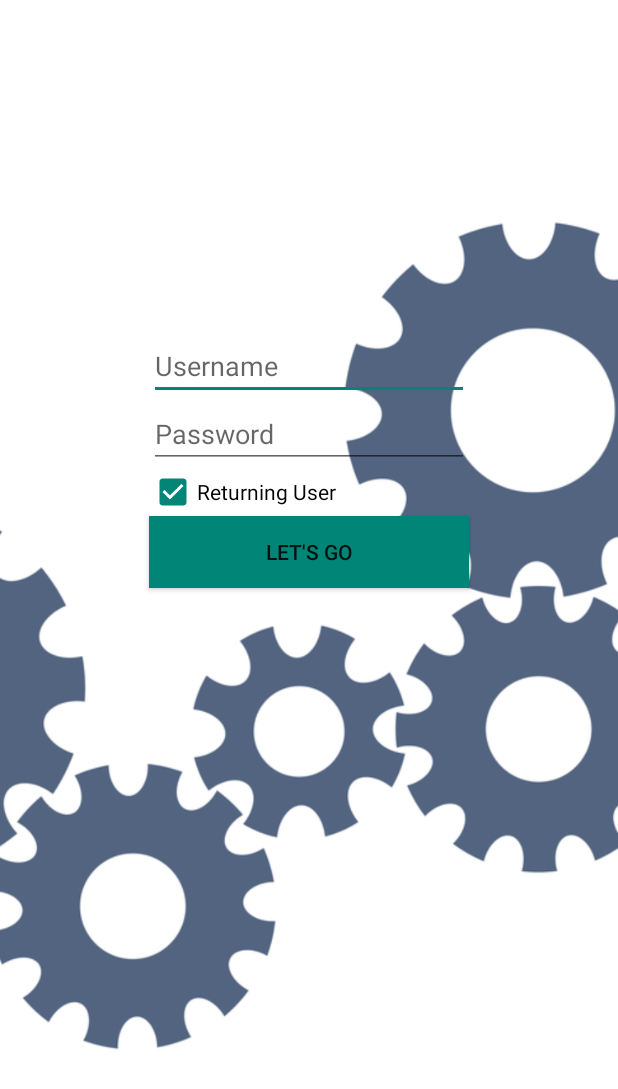
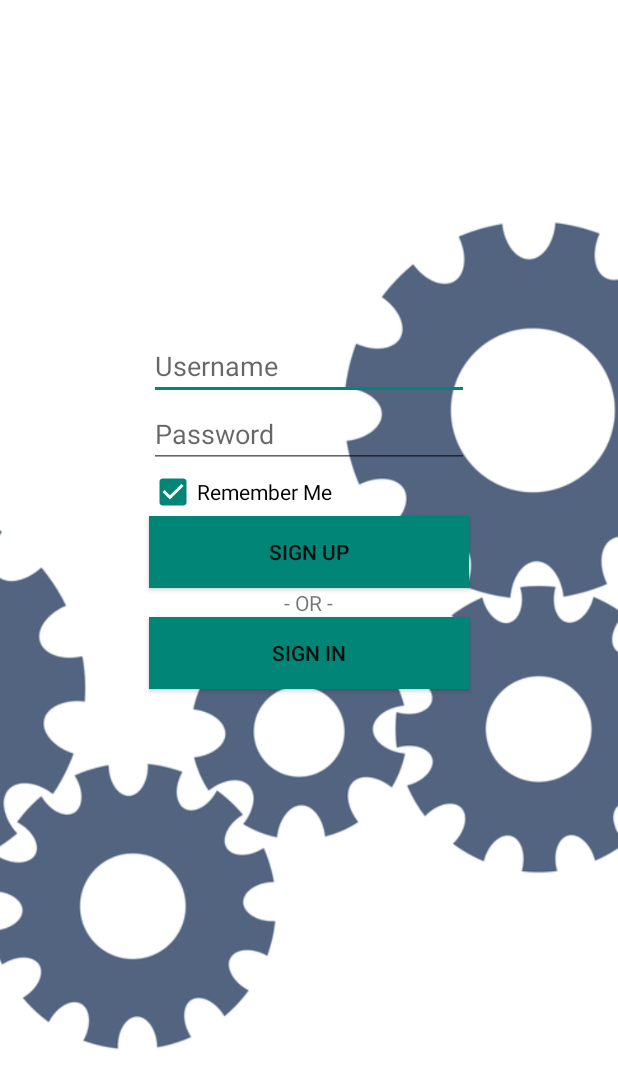
Before and after one commit to AlainaTraxler/android-BacklogInsurmountable, an Android app: the screen it shows after launch (SignUpActivity), after a tap on "SIGN UP / LOG IN", on a phone screen of 412 x 824 dp. Shown: the top 1089 px of the screen. Run offline under Robolectric (Android 15) with nearby library versions, the phone set to English and light mode, and no system bars; our stand-ins replace ButterKnife, Firebase (no records; nobody signed in at launch, a user with empty details on screens opened directly).

Commit message:
refactor to allow users to elect to not stay signed in on application closure.

```diff
--- a/app/src/main/AndroidManifest.xml
+++ b/app/src/main/AndroidManifest.xml
@@ -5,6 +5,7 @@
     <uses-permission android:name="android.permission.INTERNET" />
 
     <application
+        android:name="com.example.backloginsurmountable.MyApplication"
         android:allowBackup="true"
         android:icon="@mipmap/ic_launcher"
         android:label="@string/app_name"
--- /dev/null
+++ b/app/src/main/java/com/example/backloginsurmountable/MyApplication.java
@@ -0,0 +1,31 @@
+package com.example.backloginsurmountable;
+
+import android.app.Application;
+import android.content.SharedPreferences;
+import android.preference.PreferenceManager;
+import android.util.Log;
+
+import com.google.firebase.auth.FirebaseAuth;
+
+/**
+ * Created by Guest on 12/9/16.
+ */
+
+public class MyApplication extends Application {
+    public SharedPreferences mSharedPreferences;
+    public SharedPreferences.Editor mEditor;
+
+    @Override
+    public void onCreate() {
+        super.onCreate();
+
+        mSharedPreferences = PreferenceManager.getDefaultSharedPreferences(this);
+        mEditor = mSharedPreferences.edit();
+
+        Log.v("//////", "Triggered");
+
+        if(mSharedPreferences.getString("Remember", null) == null){
+            FirebaseAuth.getInstance().signOut();
+        }
+    }
+}
--- a/app/src/main/java/com/example/backloginsurmountable/ui/BaseActivity.java
+++ b/app/src/main/java/com/example/backloginsurmountable/ui/BaseActivity.java
@@ -2,6 +2,8 @@ package com.example.backloginsurmountable.ui;
 
 import android.content.Context;
 import android.content.Intent;
+import android.content.SharedPreferences;
+import android.preference.PreferenceManager;
 import android.support.annotation.NonNull;
 import android.support.v7.app.AppCompatActivity;
 import android.os.Bundle;
@@ -20,6 +22,8 @@ public class BaseActivity extends AppCompatActivity {
     public FirebaseAuth mAuth;
     public Context mContext;
     public FirebaseAuth.AuthStateListener mAuthListener;
+    public SharedPreferences mSharedPreferences;
+    public SharedPreferences.Editor mEditor;
 
     @Override
     protected void onCreate(Bundle savedInstanceState) {
@@ -45,10 +49,13 @@ public class BaseActivity extends AppCompatActivity {
         };
 
         if(mAuth.getCurrentUser() != null){
-            Toast.makeText(BaseActivity.this, "Currently logged in: " + mAuth.getCurrentUser().getEmail(), Toast.LENGTH_SHORT).show();
+
         }else{
-            Toast.makeText(BaseActivity.this, "Nobody logged in", Toast.LENGTH_SHORT).show();
+
         }
+        mSharedPreferences = PreferenceManager.getDefaultSharedPreferences(this);
+        mEditor = mSharedPreferences.edit();
+
     }
 
     @Override
@@ -69,6 +76,7 @@ public class BaseActivity extends AppCompatActivity {
     }
 
     private void logout() {
+        mEditor.putString("Remember", null).apply();
         FirebaseAuth.getInstance().signOut();
         Intent intent = new Intent(mContext, MainActivity.class);
         intent.setFlags(Intent.FLAG_ACTIVITY_NEW_TASK | Intent.FLAG_ACTIVITY_CLEAR_TASK);
--- a/app/src/main/java/com/example/backloginsurmountable/ui/MainActivity.java
+++ b/app/src/main/java/com/example/backloginsurmountable/ui/MainActivity.java
@@ -74,7 +74,8 @@ public class MainActivity extends BaseActivity implements View.OnClickListener {
         }
 //
         setTitle("");
-//        Log.v(">>>>>", mAuth.getCurrentUser().getEmail());
+        if(mSharedPreferences.getString("Remember", null) != null)
+        Log.v(">>>>>", mSharedPreferences.getString("Remember", null));
 
     }
 
--- a/app/src/main/java/com/example/backloginsurmountable/ui/SignUpActivity.java
+++ b/app/src/main/java/com/example/backloginsurmountable/ui/SignUpActivity.java
@@ -23,10 +23,11 @@ import butterknife.Bind;
 import butterknife.ButterKnife;
 
 public class SignUpActivity extends BaseActivity implements View.OnClickListener  {
-    @Bind(R.id.button_LetsGo) Button mButton_LetsGo;
+    @Bind(R.id.button_SignUp) Button mButton_SignUp;
+    @Bind(R.id.button_SignIn) Button mButton_SignIn;
     @Bind(R.id.editText_Username) EditText mEditText_Username;
     @Bind(R.id.editText_Password) EditText mEditText_Password;
-    @Bind(R.id.checkBox_Returning) CheckBox mCheckBox_Returning;
+    @Bind(R.id.checkBox_Remember) CheckBox mCheckBox_Remember;
 
     String mUsername;
     String mPassword;
@@ -46,38 +47,9 @@ public class SignUpActivity extends BaseActivity implements View.OnClickListener
 // ...
         mAuth = FirebaseAuth.getInstance();
 
-        mButton_LetsGo.setOnClickListener(this);
-
-//        mAuthListener = new FirebaseAuth.AuthStateListener() {
-//            @Override
-//            public void onAuthStateChanged(@NonNull FirebaseAuth firebaseAuth) {
-//                FirebaseUser user = firebaseAuth.getCurrentUser();
-//                if (user != null) {
-//                    // User is signed in
-//                    Log.d("", "onAuthStateChanged:signed_in:" + user.getUid());
-//                } else {
-//                    // User is signed out
-//                    Log.d("", "onAuthStateChanged:signed_out");
-//                }
-//                // ...
-//            }
-//        };
-        // ...
+        mButton_SignIn.setOnClickListener(this);
+        mButton_SignUp.setOnClickListener(this);
     }
-
-//    @Override
-//    public void onStart() {
-//        super.onStart();
-//        mAuth.addAuthStateListener(mAuthListener);
-//    }
-//
-//    @Override
-//    public void onStop() {
-//        super.onStop();
-//        if (mAuthListener != null) {
-//            mAuth.removeAuthStateListener(mAuthListener);
-//        }
-//    }
 
     private void signIn(String email, String password) {
         Log.d(TAG, "signIn:" + email);
@@ -90,7 +62,9 @@ public class SignUpActivity extends BaseActivity implements View.OnClickListener
 
                         if (task.isSuccessful() && mAuth.getCurrentUser() != null) {
                             Toast.makeText(SignUpActivity.this, "Sign in successful", Toast.LENGTH_SHORT).show();
-                            Toast.makeText(SignUpActivity.this, mAuth.getCurrentUser().getEmail(), Toast.LENGTH_SHORT).show();
+                            if(mCheckBox_Remember.isChecked()){
+                                mEditor.putString("Remember", "true").apply();
+                            }
                         }else{
                             Toast.makeText(SignUpActivity.this, "Sign in unsuccessful", Toast.LENGTH_SHORT).show();
                         }
@@ -106,7 +80,7 @@ public class SignUpActivity extends BaseActivity implements View.OnClickListener
 
         if(!(mUsername.equals("")) && !(mPassword.equals(""))){
 
-            if(mCheckBox_Returning.isChecked()) {
+            if(v == mButton_SignIn) {
                 signIn(mUsername, mPassword);
             }else{
                 mAuth.createUserWithEmailAndPassword(mUsername, mPassword)
@@ -115,11 +89,12 @@ public class SignUpActivity extends BaseActivity implements View.OnClickListener
                             public void onComplete(@NonNull Task<AuthResult> task) {
                                 if (task.isSuccessful()) {
                                     Toast.makeText(SignUpActivity.this, "Account creation successful", Toast.LENGTH_SHORT).show();
+                                    if(mCheckBox_Remember.isChecked()){
+                                        mEditor.putString("Remember", "true").apply();
+                                    }
+
                                 }
 
-                                // If sign in fails, display a message to the user. If sign in succeeds
-                                // the auth state listener will be notified and logic to handle the
-                                // signed in user can be handled in the listener.
                                 if (!task.isSuccessful()) {
                                     Toast.makeText(SignUpActivity.this, "Account creation unsuccessful", Toast.LENGTH_SHORT).show();
                                 }
--- a/app/src/main/res/layout/activity_sign_up.xml
+++ b/app/src/main/res/layout/activity_sign_up.xml
@@ -43,8 +43,8 @@
     <CheckBox
         android:layout_width="wrap_content"
         android:layout_height="wrap_content"
-        android:text="Returning User"
-        android:id="@+id/checkBox_Returning"
+        android:text="Remember Me"
+        android:id="@+id/checkBox_Remember"
         android:layout_below="@+id/editText_Password"
         android:layout_alignLeft="@+id/editText_Password"
         android:layout_alignStart="@+id/editText_Password"
@@ -54,12 +54,33 @@
         style="?android:attr/buttonStyleSmall"
         android:layout_width="wrap_content"
         android:layout_height="wrap_content"
-        android:text="Let&apos;s Go"
-        android:id="@+id/button_LetsGo"
-        android:layout_below="@+id/checkBox_Returning"
-        android:layout_alignLeft="@+id/checkBox_Returning"
-        android:layout_alignStart="@+id/checkBox_Returning"
+        android:text="Sign Up"
+        android:id="@+id/button_SignUp"
+        android:layout_below="@+id/checkBox_Remember"
+        android:layout_alignLeft="@+id/checkBox_Remember"
+        android:layout_alignStart="@+id/checkBox_Remember"
         android:layout_alignRight="@+id/editText_Password"
         android:layout_alignEnd="@+id/editText_Password"
         android:background="@color/accent_material_light" />
+
+    <TextView
+        android:layout_width="wrap_content"
+        android:layout_height="wrap_content"
+        android:textAppearance="?android:attr/textAppearanceSmall"
+        android:text="- OR -"
+        android:id="@+id/textView"
+        android:layout_below="@+id/button_SignUp"
+        android:layout_centerHorizontal="true" />
+
+    <Button
+        android:layout_width="wrap_content"
+        android:layout_height="wrap_content"
+        android:text="Sign In"
+        android:id="@+id/button_SignIn"
+        android:layout_below="@+id/textView"
+        android:layout_alignLeft="@+id/button_SignUp"
+        android:layout_alignStart="@+id/button_SignUp"
+        android:layout_alignRight="@+id/button_SignUp"
+        android:layout_alignEnd="@+id/button_SignUp"
+        android:background="@color/accent_material_light" />
 </RelativeLayout>
```
